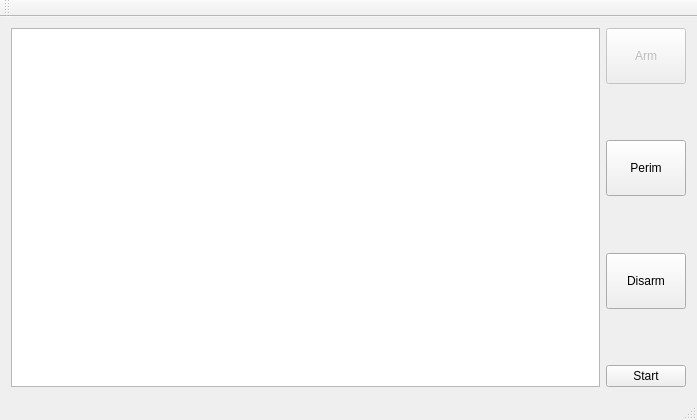
Qt form pimonitor/mainwindow.ui (hgroover/homewatch) before a commit.
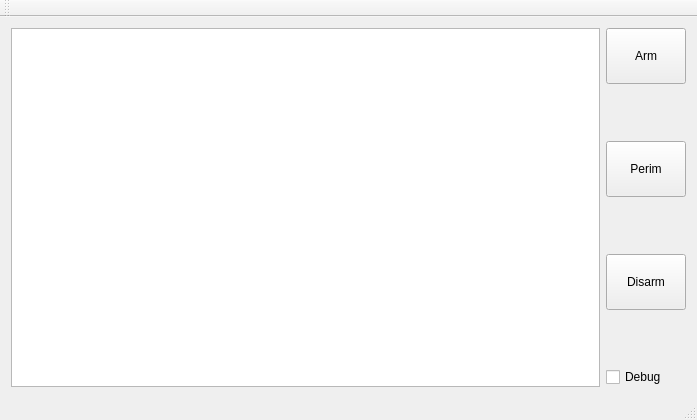
The same form after that commit.

Diff of the .ui file:
```diff
--- a/pimonitor/mainwindow.ui
+++ b/pimonitor/mainwindow.ui
@@ -26,7 +26,7 @@
       <item>
        <widget class="QPushButton" name="btnArm">
         <property name="enabled">
-         <bool>false</bool>
+         <bool>true</bool>
         </property>
         <property name="minimumSize">
          <size>
@@ -108,12 +108,12 @@
        </spacer>
       </item>
       <item>
-       <widget class="QPushButton" name="btnStartStop">
-        <property name="enabled">
-         <bool>true</bool>
+       <widget class="QCheckBox" name="chkDebug">
+        <property name="toolTip">
+         <string>Debug mode logs additional information</string>
         </property>
         <property name="text">
-         <string>Start</string>
+         <string>Debug</string>
         </property>
        </widget>
       </item>
```
